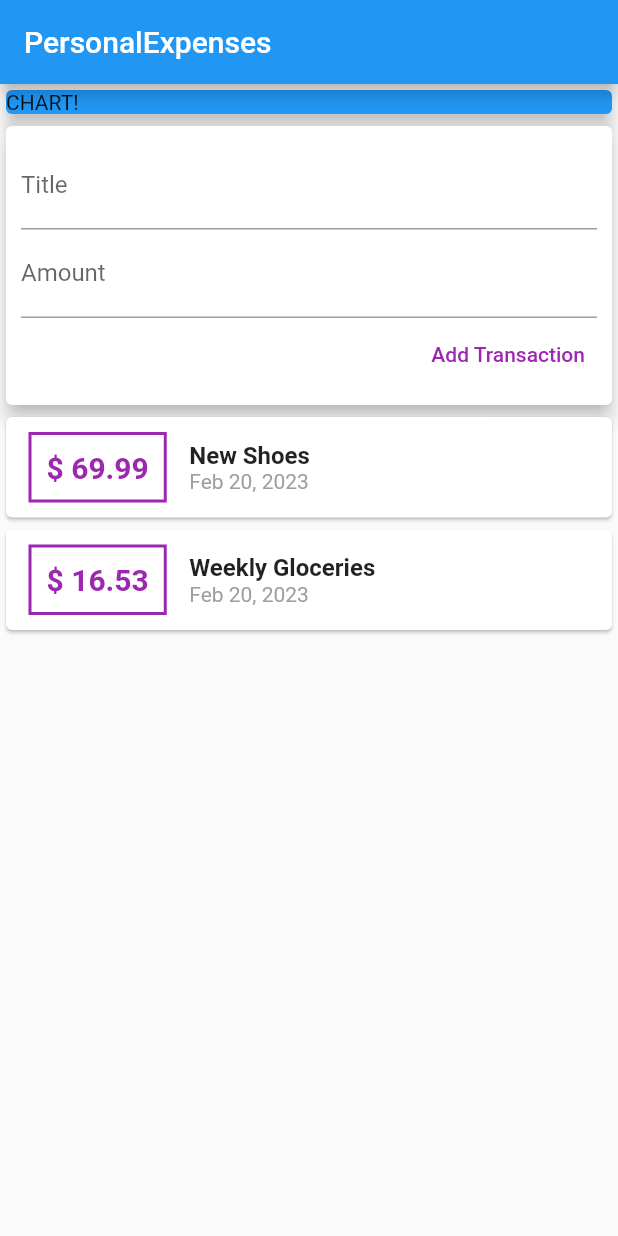
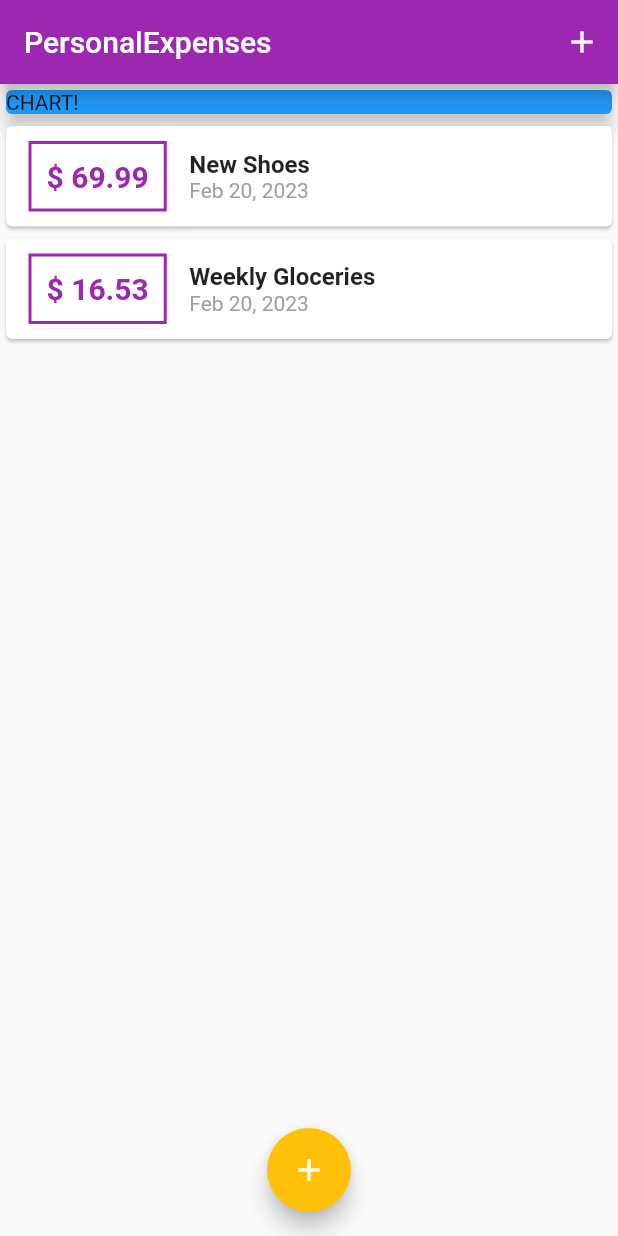
Before and after one commit to danah-kim/flutter-note, a Flutter app: the screen it shows after launch, on a phone screen of 412 x 824 dp. Run offline on Flutter 3.47's test engine with Material 2 defaults, Android fonts, the phone set to English and light mode, and no system bars; our stand-ins replace shared_preferences.

Commit message:
PersonalExpenses: Widget Change to BottomSheet and Add Theme

```diff
--- a/personal_expenses/lib/main.dart
+++ b/personal_expenses/lib/main.dart
@@ -1,5 +1,7 @@
 import 'package:flutter/material.dart';
-import 'widgets/user_transaction.dart';
+import 'package:personal_expenses/models/transaction.dart';
+import 'package:personal_expenses/widgets/new_transaction.dart';
+import 'package:personal_expenses/widgets/transaction_list.dart';
 
 void main() => runApp(const MyApp());
 
@@ -8,27 +10,84 @@ class MyApp extends StatelessWidget {
 
   @override
   Widget build(BuildContext context) {
-    return const MaterialApp(
+    return MaterialApp(
       title: 'PersonalExpenses',
-      home: MyHomePage(),
+      home: const MyHomePage(),
+      theme: ThemeData(
+        colorScheme: ColorScheme.fromSwatch(
+          primarySwatch: Colors.purple,
+        ).copyWith(
+          secondary: Colors.amber,
+        ),
+      ),
     );
   }
 }
 
-class MyHomePage extends StatelessWidget {
+class MyHomePage extends StatefulWidget {
   const MyHomePage({super.key});
+
+  @override
+  State<MyHomePage> createState() => _MyHomePageState();
+}
+
+class _MyHomePageState extends State<MyHomePage> {
+  final List<TransactionModel> _userTransactions = [
+    TransactionModel(
+      id: 't1',
+      title: 'New Shoes',
+      amount: 69.99,
+      date: DateTime.now(),
+    ),
+    TransactionModel(
+      id: 't2',
+      title: 'Weekly Gloceries',
+      amount: 16.53,
+      date: DateTime.now(),
+    )
+  ];
+
+  void _addNewTransaction(String txTitle, double txAmount) {
+    final newTx = TransactionModel(
+        id: DateTime.now().toString(),
+        title: txTitle,
+        amount: txAmount,
+        date: DateTime.now());
+
+    setState(() {
+      _userTransactions.add(newTx);
+    });
+  }
+
+  void _startAddNewTransaction(BuildContext ctx) {
+    showModalBottomSheet(
+      context: ctx,
+      builder: (_) {
+        return GestureDetector(
+          behavior: HitTestBehavior.opaque,
+          child: NewTransaction(_addNewTransaction),
+        );
+      },
+    );
+  }
 
   @override
   Widget build(BuildContext context) {
     return Scaffold(
       appBar: AppBar(
         title: const Text('PersonalExpenses'),
+        actions: [
+          IconButton(
+            onPressed: () => _startAddNewTransaction(context),
+            icon: const Icon(Icons.add),
+          ),
+        ],
         centerTitle: false,
       ),
       body: Column(
         crossAxisAlignment: CrossAxisAlignment.stretch,
-        children: const <Widget>[
-          SizedBox(
+        children: <Widget>[
+          const SizedBox(
             width: double.infinity,
             child: Card(
               color: Colors.blue,
@@ -36,8 +95,15 @@ class MyHomePage extends StatelessWidget {
               child: Text('CHART!'),
             ),
           ),
-          UserTransaction(),
+          TransactionList(_userTransactions),
         ],
+      ),
+      floatingActionButtonLocation: FloatingActionButtonLocation.centerFloat,
+      floatingActionButton: FloatingActionButton(
+        onPressed: () => _startAddNewTransaction(context),
+        child: const Icon(
+          Icons.add,
+        ),
       ),
     );
   }
--- a/personal_expenses/lib/widgets/transaction_list.dart
+++ b/personal_expenses/lib/widgets/transaction_list.dart
@@ -10,7 +10,7 @@ class TransactionList extends StatelessWidget {
   @override
   Widget build(BuildContext context) {
     return SizedBox(
-      height: 200,
+      height: 300,
       child: ListView.builder(
         itemBuilder: (ctx, index) {
           var tx = transactions[index];
@@ -25,17 +25,17 @@ class TransactionList extends StatelessWidget {
                   ),
                   decoration: BoxDecoration(
                     border: Border.all(
-                      color: Colors.purple,
+                      color: Theme.of(context).colorScheme.primary,
                       width: 2,
                     ),
                   ),
                   padding: const EdgeInsets.all(10),
                   child: Text(
                     '\$ ${tx.amount.toStringAsFixed(2)}',
-                    style: const TextStyle(
+                    style: TextStyle(
                       fontWeight: FontWeight.bold,
                       fontSize: 20,
-                      color: Colors.purple,
+                      color: Theme.of(context).colorScheme.primary,
                     ),
                   ),
                 ),
--- a/personal_expenses/lib/widgets/user_transaction.dart
+++ /dev/null
@@ -1,50 +0,0 @@
-import 'package:flutter/material.dart';
-import '../models/transaction.dart';
-import './new_transaction.dart';
-import './transaction_list.dart';
-
-class UserTransaction extends StatefulWidget {
-  const UserTransaction({super.key});
-
-  @override
-  State<UserTransaction> createState() => _UserTransactionState();
-}
-
-class _UserTransactionState extends State<UserTransaction> {
-  final List<TransactionModel> _userTransactions = [
-    TransactionModel(
-      id: 't1',
-      title: 'New Shoes',
-      amount: 69.99,
-      date: DateTime.now(),
-    ),
-    TransactionModel(
-      id: 't2',
-      title: 'Weekly Gloceries',
-      amount: 16.53,
-      date: DateTime.now(),
-    )
-  ];
-
-  void _addNewTransaction(String txTitle, double txAmount) {
-    final newTx = TransactionModel(
-        id: DateTime.now().toString(),
-        title: txTitle,
-        amount: txAmount,
-        date: DateTime.now());
-
-    setState(() {
-      _userTransactions.add(newTx);
-    });
-  }
-
-  @override
-  Widget build(BuildContext context) {
-    return Column(
-      children: <Widget>[
-        NewTransaction(_addNewTransaction),
-        TransactionList(_userTransactions),
-      ],
-    );
-  }
-}
```
Also changed, not shown: personal_expenses/lib/widgets/new_transaction.dart (+13 -4 lines).
